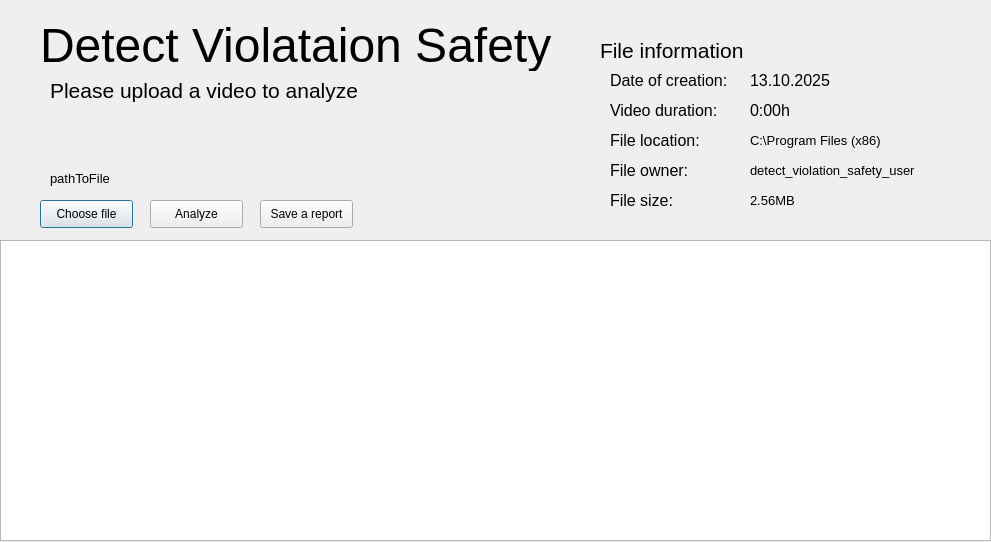
Qt form ui.ui (ArtemKucheruk/detect_violation_safety) before a commit.
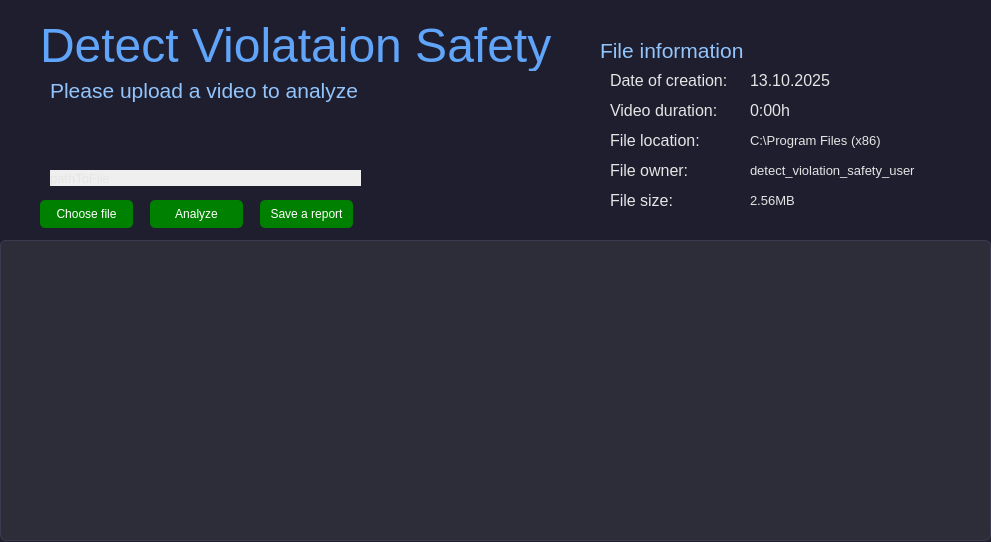
The same form after that commit.

```diff
--- a/ui.ui
+++ b/ui.ui
@@ -16,6 +16,45 @@
   <property name="windowTitle">
    <string>Dialog</string>
   </property>
+
+  <!-- added color styling -->
+  <property name="styleSheet">
+   <string notr="true">
+    QDialog {
+        background-color: #1e1e2f;
+        color: #ffffff;
+    }
+    QLabel {
+        color: #e5e5e5;
+    }
+    QLabel#label {
+        color: #60a5fa;
+    }
+    QLabel#label_2, QLabel#label_3 {
+        color: #93c5fd;
+    }
+    QPushButton {
+        background-color: green;
+        color: white;
+        border-radius: 5px;
+        padding: 5px;
+    }
+    QPushButton:hover {
+        background-color: #2d2d3a;
+    }
+    QPushButton:pressed {
+        background-color: white;
+        color: black;
+    }
+    QTextBrowser {
+        background-color: #2d2d3a;
+        color: #e5e5e5;
+        border: 1px solid #3b3b4f;
+        border-radius: 6px;
+    }
+   </string>
+  </property>
+
   <widget class="QPushButton" name="pushButton">
    <property name="geometry">
     <rect>
```
